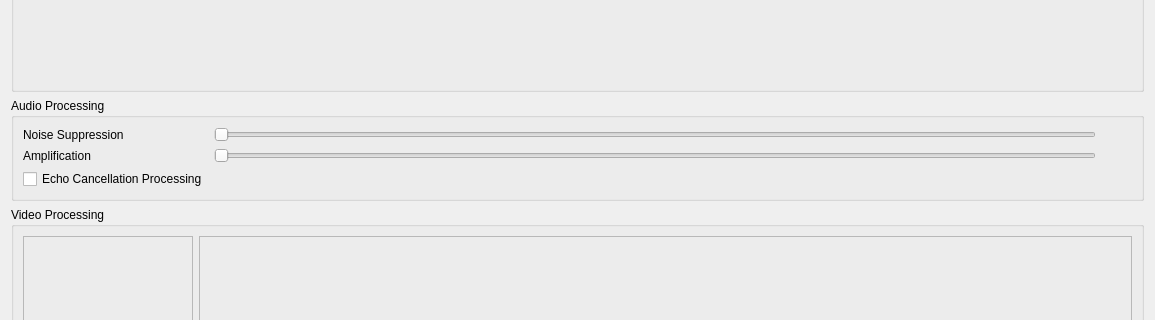
Above: plugins/VOIP/gui/VOIPConfigPanel.ui from RetroShare/RetroShare before the change; both pictures show x 0 to 1155 and y 151 to 471 of the 1155 by 832 pixel window. Below: the same form after it.
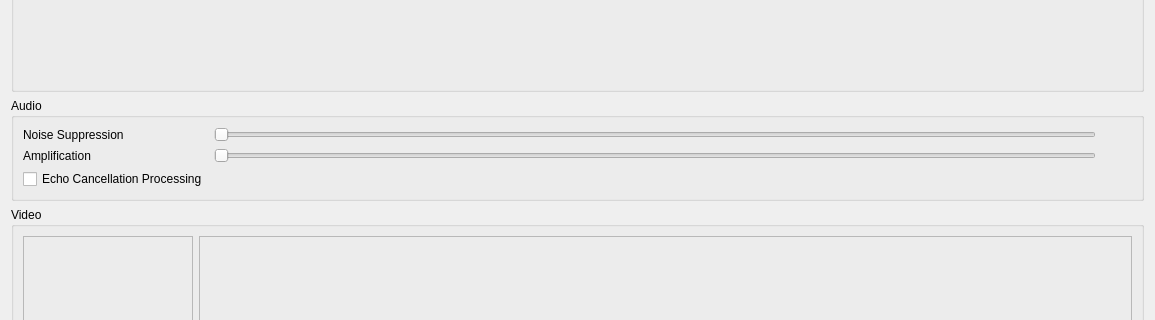
That is the form after the change. Custom widgets are drawn as their Qt base class.

Commit message: made camera/audio only active when config panel is shown

```diff
--- a/plugins/VOIP/gui/VOIPConfigPanel.ui
+++ b/plugins/VOIP/gui/VOIPConfigPanel.ui
@@ -239,7 +239,7 @@
      <item>
       <widget class="QGroupBox" name="qgbAudio">
        <property name="title">
-        <string>Audio Processing</string>
+        <string>Audio</string>
        </property>
        <layout class="QGridLayout">
         <item row="0" column="0">
@@ -353,7 +353,7 @@
    <item>
     <widget class="QGroupBox" name="groupBox">
      <property name="title">
-      <string>Video Processing</string>
+      <string>Video</string>
      </property>
      <layout class="QHBoxLayout" name="horizontalLayout_2">
       <item>
```
The commit also changes 2 other files.
